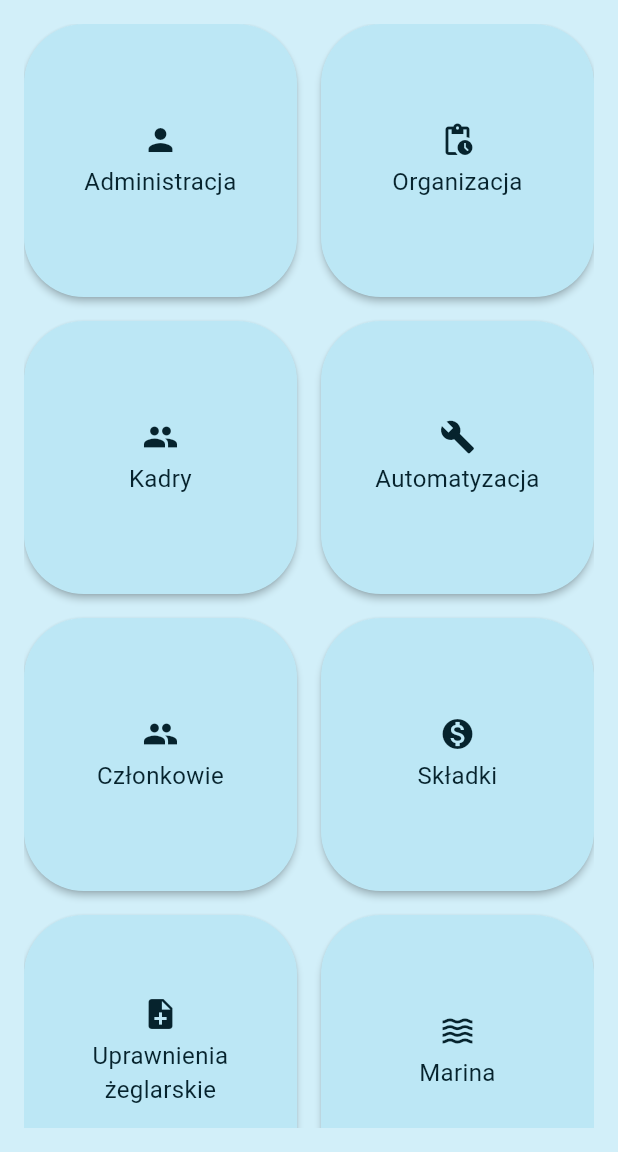
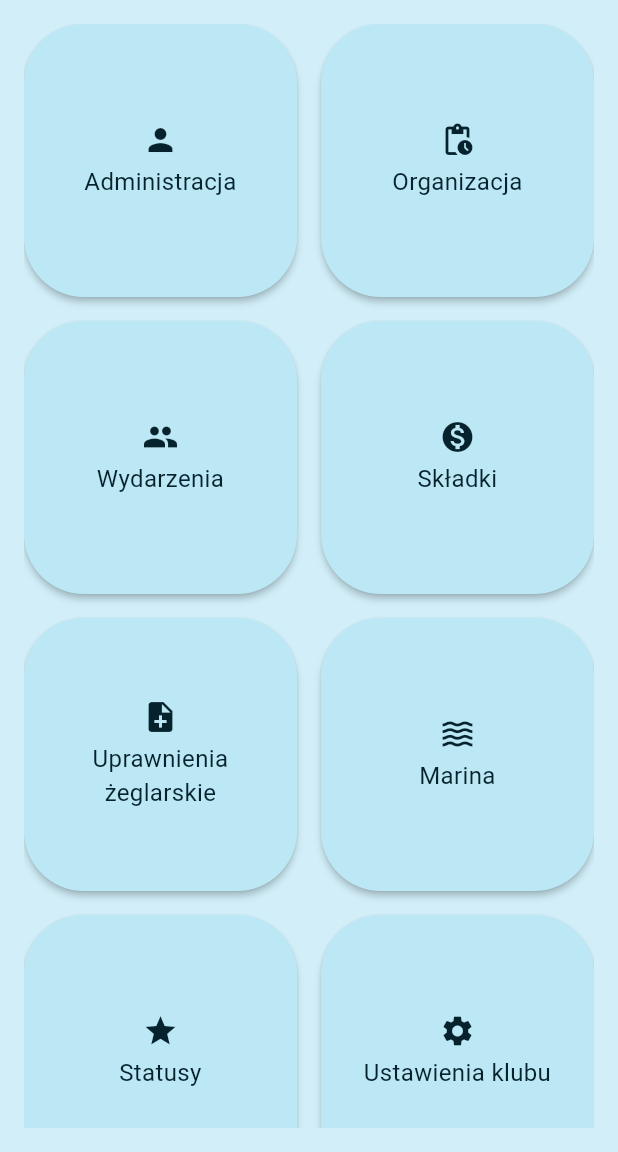
Before and after one commit to jkcoderdev/mariner-testing, a Flutter app: the MainPage screen opened by its route, on a phone screen of 412 x 824 dp, the part 84-1236 px from its top. Run offline on Flutter 3.47's test engine with Material 3 defaults, Android fonts, the phone set to English and light mode, and no system bars; our stand-ins replace shared_preferences; accounts and stored records are empty; project files that could hold a hidden picture were left out.

Commit message:
Updated sections content

```diff
--- a/lib/components/section_list.dart
+++ b/lib/components/section_list.dart
@@ -6,6 +6,7 @@ const Map < String, List > kSubsections = {
     SectionButton(icon: Icons.groups, title: 'Użytkownicy'),
     SectionButton(icon: Icons.mail, title: 'Zaproszenia'),
     SectionButton(icon: Icons.add_card_rounded, title: 'Uprawnienia'),
+    SectionButton(icon: Icons.perm_contact_calendar_rounded, title: 'Role'),
   ],
   '/skladki': <Widget>[
     SectionButton(icon: Icons.access_time_filled_sharp, title: 'Zyćko'),
--- a/lib/pages/main_page.dart
+++ b/lib/pages/main_page.dart
@@ -36,17 +36,7 @@ class MainPage extends StatelessWidget {
         route: '/organizacja'
       ),
       SectionButtonModel(
-        title: 'Kadry',
-        icon: Icons.people,
-        route: '/kadry'
-      ),
-      SectionButtonModel(
-        title: 'Automatyzacja',
-        icon: Icons.build,
-        // route: '/sekcje',
-      ),
-      SectionButtonModel(
-        title: 'Członkowie',
+        title: 'Wydarzenia',
         icon: Icons.people
       ),
       SectionButtonModel(
@@ -66,7 +56,7 @@ class MainPage extends StatelessWidget {
         icon: Icons.star
       ),
       SectionButtonModel(
-        title: 'Ustawienia',
+        title: 'Ustawienia klubu',
         icon: Icons.settings
       ),
     ];
```
